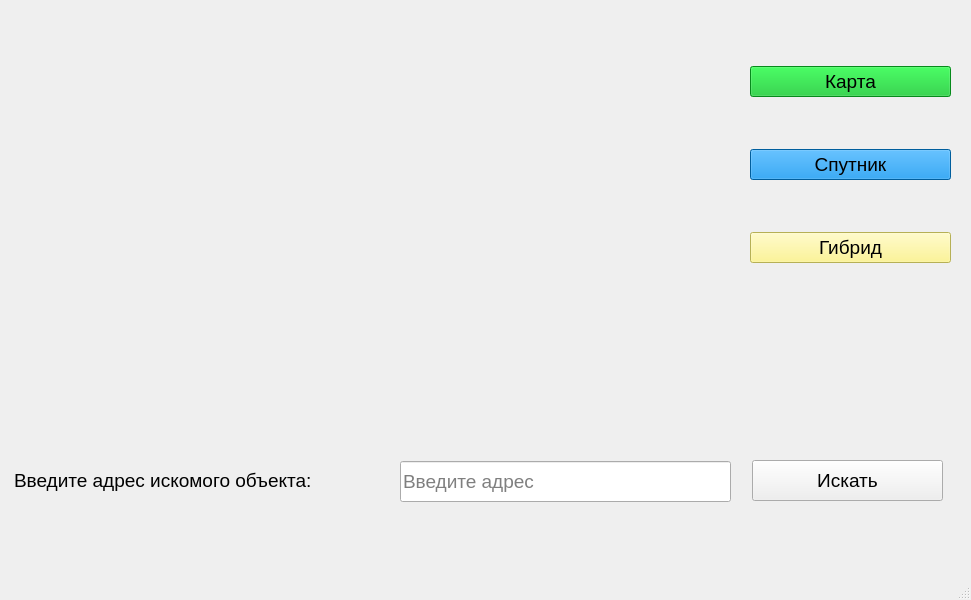
This is data/first.ui in usatopolosato/maps_api as Qt 5 draws it before an edit. The edited form follows.
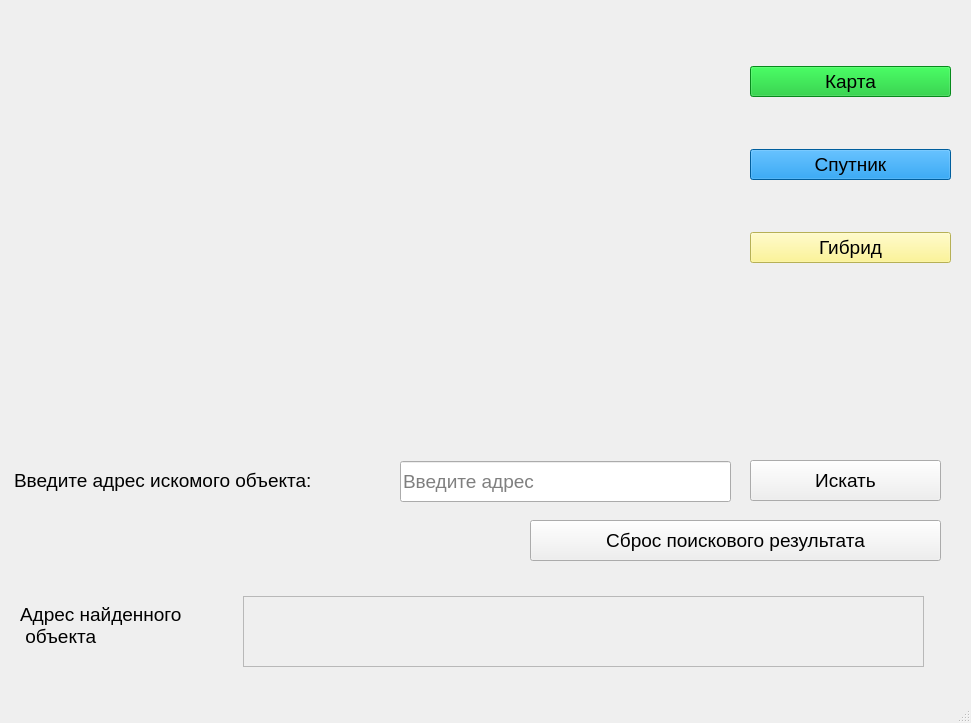
This is the edited form.

Commit message: Решение сразу двух задач номер 7 и номер 8

The edit to the form file:
```diff
--- a/data/first.ui
+++ b/data/first.ui
@@ -7,7 +7,7 @@
     <x>0</x>
     <y>0</y>
     <width>971</width>
-    <height>600</height>
+    <height>723</height>
    </rect>
   </property>
   <property name="windowTitle">
@@ -124,7 +124,7 @@
    <widget class="QPushButton" name="search_btn">
     <property name="geometry">
      <rect>
-      <x>752</x>
+      <x>750</x>
       <y>460</y>
       <width>191</width>
       <height>41</height>
@@ -139,6 +139,61 @@
      <string>Искать</string>
     </property>
    </widget>
+   <widget class="QPushButton" name="clear_btn">
+    <property name="geometry">
+     <rect>
+      <x>530</x>
+      <y>520</y>
+      <width>411</width>
+      <height>41</height>
+     </rect>
+    </property>
+    <property name="font">
+     <font>
+      <pointsize>14</pointsize>
+     </font>
+    </property>
+    <property name="text">
+     <string>Сброс поискового результата</string>
+    </property>
+   </widget>
+   <widget class="QLabel" name="label_2">
+    <property name="geometry">
+     <rect>
+      <x>20</x>
+      <y>600</y>
+      <width>201</width>
+      <height>51</height>
+     </rect>
+    </property>
+    <property name="font">
+     <font>
+      <pointsize>14</pointsize>
+     </font>
+    </property>
+    <property name="text">
+     <string>Адрес найденного 
+ объекта</string>
+    </property>
+   </widget>
+   <widget class="QTextEdit" name="address">
+    <property name="enabled">
+     <bool>false</bool>
+    </property>
+    <property name="geometry">
+     <rect>
+      <x>243</x>
+      <y>596</y>
+      <width>681</width>
+      <height>71</height>
+     </rect>
+    </property>
+    <property name="font">
+     <font>
+      <pointsize>14</pointsize>
+     </font>
+    </property>
+   </widget>
   </widget>
   <widget class="QMenuBar" name="menubar">
    <property name="geometry">
```
The commit also changes 2 other files.
